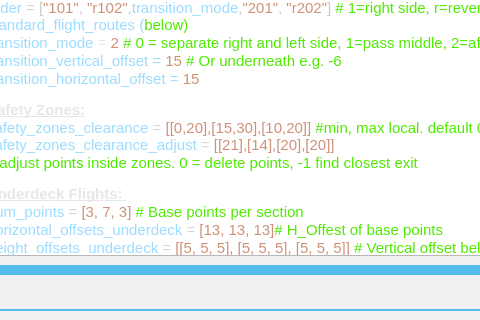
This is Orbitv0.98c/ORBIT_UI4.ui in ErToBar2/ORBIT as Qt 5 draws it before an edit; both pictures show x 310 to 790 and y 600 to 920 of the 1150 by 920 pixel window. The edited form follows.
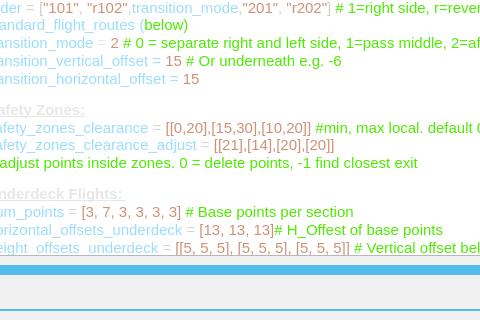
This is the edited form. The open tabs and pages were chosen to show the change. Icons and pictures are not drawn.

Patch:
```diff
--- a/Orbitv0.98c/ORBIT_UI4.ui
+++ b/Orbitv0.98c/ORBIT_UI4.ui
@@ -1321,7 +1321,7 @@
 &lt;p style=&quot; margin-top:0px; margin-bottom:0px; margin-left:0px; margin-right:0px; -qt-block-indent:0; text-indent:0px;&quot;&gt;&lt;span style=&quot; font-family:'Consolas,Courier New,monospace'; font-size:11pt; color:#4eea00;&quot;&gt;# adjust points inside zones. 0 = delete points, -1 find closest exit&lt;/span&gt;&lt;/p&gt;
 &lt;p style=&quot;-qt-paragraph-type:empty; margin-top:0px; margin-bottom:0px; margin-left:0px; margin-right:0px; -qt-block-indent:0; text-indent:0px;&quot;&gt;&lt;br /&gt;&lt;/p&gt;
 &lt;p style=&quot; margin-top:0px; margin-bottom:0px; margin-left:0px; margin-right:0px; -qt-block-indent:0; text-indent:0px;&quot;&gt;&lt;span style=&quot; font-size:11pt; font-weight:600; text-decoration: underline; color:#e7e7e7;&quot;&gt;Underdeck Flights: &lt;/span&gt;&lt;/p&gt;
-&lt;p style=&quot; margin-top:0px; margin-bottom:0px; margin-left:0px; margin-right:0px; -qt-block-indent:0; text-indent:0px;&quot;&gt;&lt;span style=&quot; font-family:'Consolas,Courier New,monospace'; font-size:11pt; color:#9cdcfe;&quot;&gt;num_points&lt;/span&gt;&lt;span style=&quot; font-family:'Consolas,Courier New,monospace'; font-size:11pt; color:#cccccc;&quot;&gt; &lt;/span&gt;&lt;span style=&quot; font-family:'Consolas,Courier New,monospace'; font-size:11pt; color:#d4d4d4;&quot;&gt;=&lt;/span&gt;&lt;span style=&quot; font-family:'Consolas,Courier New,monospace'; font-size:11pt; color:#cccccc;&quot;&gt; &lt;/span&gt;&lt;span style=&quot; font-family:'Consolas,Courier New,monospace'; font-size:11pt; color:#ce9178;&quot;&gt;[3, 7, 3]&lt;/span&gt;&lt;span style=&quot; font-family:'Consolas,Courier New,monospace'; font-size:11pt; color:#cccccc;&quot;&gt; &lt;/span&gt;&lt;span style=&quot; font-family:'Consolas,Courier New,monospace'; font-size:11pt; color:#4eea00;&quot;&gt;# Base points per section &lt;/span&gt;&lt;/p&gt;
+&lt;p style=&quot; margin-top:0px; margin-bottom:0px; margin-left:0px; margin-right:0px; -qt-block-indent:0; text-indent:0px;&quot;&gt;&lt;span style=&quot; font-family:'Consolas,Courier New,monospace'; font-size:11pt; color:#9cdcfe;&quot;&gt;num_points&lt;/span&gt;&lt;span style=&quot; font-family:'Consolas,Courier New,monospace'; font-size:11pt; color:#cccccc;&quot;&gt; &lt;/span&gt;&lt;span style=&quot; font-family:'Consolas,Courier New,monospace'; font-size:11pt; color:#d4d4d4;&quot;&gt;=&lt;/span&gt;&lt;span style=&quot; font-family:'Consolas,Courier New,monospace'; font-size:11pt; color:#cccccc;&quot;&gt; &lt;/span&gt;&lt;span style=&quot; font-family:'Consolas,Courier New,monospace'; font-size:11pt; color:#ce9178;&quot;&gt;[3, 7, 3, 3, 3, 3]&lt;/span&gt;&lt;span style=&quot; font-family:'Consolas,Courier New,monospace'; font-size:11pt; color:#cccccc;&quot;&gt; &lt;/span&gt;&lt;span style=&quot; font-family:'Consolas,Courier New,monospace'; font-size:11pt; color:#4eea00;&quot;&gt;# Base points per section &lt;/span&gt;&lt;/p&gt;
 &lt;p style=&quot; margin-top:0px; margin-bottom:0px; margin-left:0px; margin-right:0px; -qt-block-indent:0; text-indent:0px;&quot;&gt;&lt;span style=&quot; font-family:'Consolas,Courier New,monospace'; font-size:11pt; color:#9cdcfe;&quot;&gt;horizontal_offsets_underdeck&lt;/span&gt;&lt;span style=&quot; font-family:'Consolas,Courier New,monospace'; font-size:11pt; color:#cccccc;&quot;&gt; &lt;/span&gt;&lt;span style=&quot; font-family:'Consolas,Courier New,monospace'; font-size:11pt; color:#d4d4d4;&quot;&gt;=&lt;/span&gt;&lt;span style=&quot; font-family:'Consolas,Courier New,monospace'; font-size:11pt; color:#cccccc;&quot;&gt; &lt;/span&gt;&lt;span style=&quot; font-family:'Consolas,Courier New,monospace'; font-size:11pt; color:#ce9178;&quot;&gt;[13, 13, 13]&lt;/span&gt;&lt;span style=&quot; font-family:'Consolas,Courier New,monospace'; font-size:11pt; color:#4eea00;&quot;&gt;# H_Offest of base points &lt;/span&gt;&lt;/p&gt;
 &lt;p style=&quot; margin-top:0px; margin-bottom:0px; margin-left:0px; margin-right:0px; -qt-block-indent:0; text-indent:0px;&quot;&gt;&lt;span style=&quot; font-family:'Consolas,Courier New,monospace'; font-size:11pt; color:#9cdcfe;&quot;&gt;height_offsets_underdeck&lt;/span&gt;&lt;span style=&quot; font-family:'Consolas,Courier New,monospace'; font-size:11pt; color:#cccccc;&quot;&gt; &lt;/span&gt;&lt;span style=&quot; font-family:'Consolas,Courier New,monospace'; font-size:11pt; color:#d4d4d4;&quot;&gt;=&lt;/span&gt;&lt;span style=&quot; font-family:'Consolas,Courier New,monospace'; font-size:11pt; color:#cccccc;&quot;&gt; &lt;/span&gt;&lt;span style=&quot; font-family:'Consolas,Courier New,monospace'; font-size:11pt; color:#ce9178;&quot;&gt;[[5, 5, 5], [5, 5, 5], [5, 5, 5]]&lt;/span&gt;&lt;span style=&quot; font-family:'Consolas,Courier New,monospace'; font-size:11pt; color:#cccccc;&quot;&gt; &lt;/span&gt;&lt;span style=&quot; font-family:'Consolas,Courier New,monospace'; font-size:11pt; color:#4eea00;&quot;&gt;# Vertical offset below trajectory (consider slab) using quadratic approx per base point.&lt;/span&gt;&lt;/p&gt;
 &lt;p style=&quot; margin-top:0px; margin-bottom:0px; margin-left:0px; margin-right:0px; -qt-block-indent:0; text-indent:0px;&quot;&gt;&lt;span style=&quot; font-family:'Consolas,Courier New,monospace'; font-size:11pt; color:#9cdcfe;&quot;&gt;general_height_offset&lt;/span&gt;&lt;span style=&quot; font-family:'Consolas,Courier New,monospace'; font-size:11pt; color:#4eea00;&quot;&gt; &lt;/span&gt;&lt;span style=&quot; font-family:'Consolas,Courier New,monospace'; font-size:11pt; color:#d4d4d4;&quot;&gt;=&lt;/span&gt;&lt;span style=&quot; font-family:'Consolas,Courier New,monospace'; font-size:11pt; color:#ce9178;&quot;&gt; 1&lt;/span&gt;&lt;/p&gt;
```
Left out of the diff: 1 changed line with no effect on the pictures.
